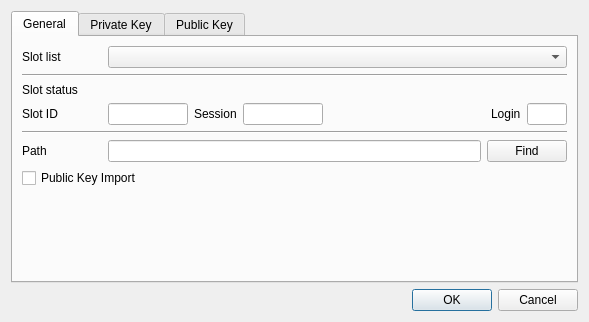
Above: CryptokiMan/import_pri_key_dlg.ui from jykim74/CryptokiMan before the change. Below: the same form after it.
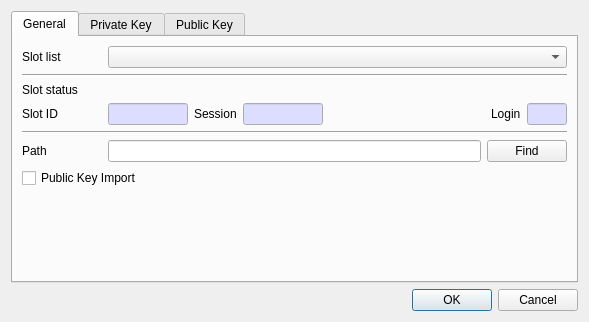
That is the form after the change.

Commit message: Read Only 입력창 색지정

Patch:
```diff
--- a/CryptokiMan/import_pri_key_dlg.ui
+++ b/CryptokiMan/import_pri_key_dlg.ui
@@ -94,6 +94,46 @@
              <height>16777215</height>
             </size>
            </property>
+           <property name="palette">
+            <palette>
+             <active>
+              <colorrole role="Base">
+               <brush brushstyle="SolidPattern">
+                <color alpha="255">
+                 <red>221</red>
+                 <green>221</green>
+                 <blue>255</blue>
+                </color>
+               </brush>
+              </colorrole>
+             </active>
+             <inactive>
+              <colorrole role="Base">
+               <brush brushstyle="SolidPattern">
+                <color alpha="255">
+                 <red>221</red>
+                 <green>221</green>
+                 <blue>255</blue>
+                </color>
+               </brush>
+              </colorrole>
+             </inactive>
+             <disabled>
+              <colorrole role="Base">
+               <brush brushstyle="SolidPattern">
+                <color alpha="255">
+                 <red>240</red>
+                 <green>240</green>
+                 <blue>240</blue>
+                </color>
+               </brush>
+              </colorrole>
+             </disabled>
+            </palette>
+           </property>
+           <property name="readOnly">
+            <bool>true</bool>
+           </property>
           </widget>
          </item>
          <item row="0" column="3">
@@ -104,6 +144,46 @@
              <height>16777215</height>
             </size>
            </property>
+           <property name="palette">
+            <palette>
+             <active>
+              <colorrole role="Base">
+               <brush brushstyle="SolidPattern">
+                <color alpha="255">
+                 <red>221</red>
+                 <green>221</green>
+                 <blue>255</blue>
+                </color>
+               </brush>
+              </colorrole>
+             </active>
+             <inactive>
+              <colorrole role="Base">
+               <brush brushstyle="SolidPattern">
+                <color alpha="255">
+                 <red>221</red>
+                 <green>221</green>
+                 <blue>255</blue>
+                </color>
+               </brush>
+              </colorrole>
+             </inactive>
+             <disabled>
+              <colorrole role="Base">
+               <brush brushstyle="SolidPattern">
+                <color alpha="255">
+                 <red>240</red>
+                 <green>240</green>
+                 <blue>240</blue>
+                </color>
+               </brush>
+              </colorrole>
+             </disabled>
+            </palette>
+           </property>
+           <property name="readOnly">
+            <bool>true</bool>
+           </property>
           </widget>
          </item>
          <item row="0" column="2">
@@ -121,6 +201,46 @@
              <height>16777215</height>
             </size>
            </property>
+           <property name="palette">
+            <palette>
+             <active>
+              <colorrole role="Base">
+               <brush brushstyle="SolidPattern">
+                <color alpha="255">
+                 <red>221</red>
+                 <green>221</green>
+                 <blue>255</blue>
+                </color>
+               </brush>
+              </colorrole>
+             </active>
+             <inactive>
+              <colorrole role="Base">
+               <brush brushstyle="SolidPattern">
+                <color alpha="255">
+                 <red>221</red>
+                 <green>221</green>
+                 <blue>255</blue>
+                </color>
+               </brush>
+              </colorrole>
+             </inactive>
+             <disabled>
+              <colorrole role="Base">
+               <brush brushstyle="SolidPattern">
+                <color alpha="255">
+                 <red>240</red>
+                 <green>240</green>
+                 <blue>240</blue>
+                </color>
+               </brush>
+              </colorrole>
+             </disabled>
+            </palette>
+           </property>
+           <property name="readOnly">
+            <bool>true</bool>
+           </property>
           </widget>
          </item>
          <item row="0" column="5">
```
The commit also changes 22 other files.
